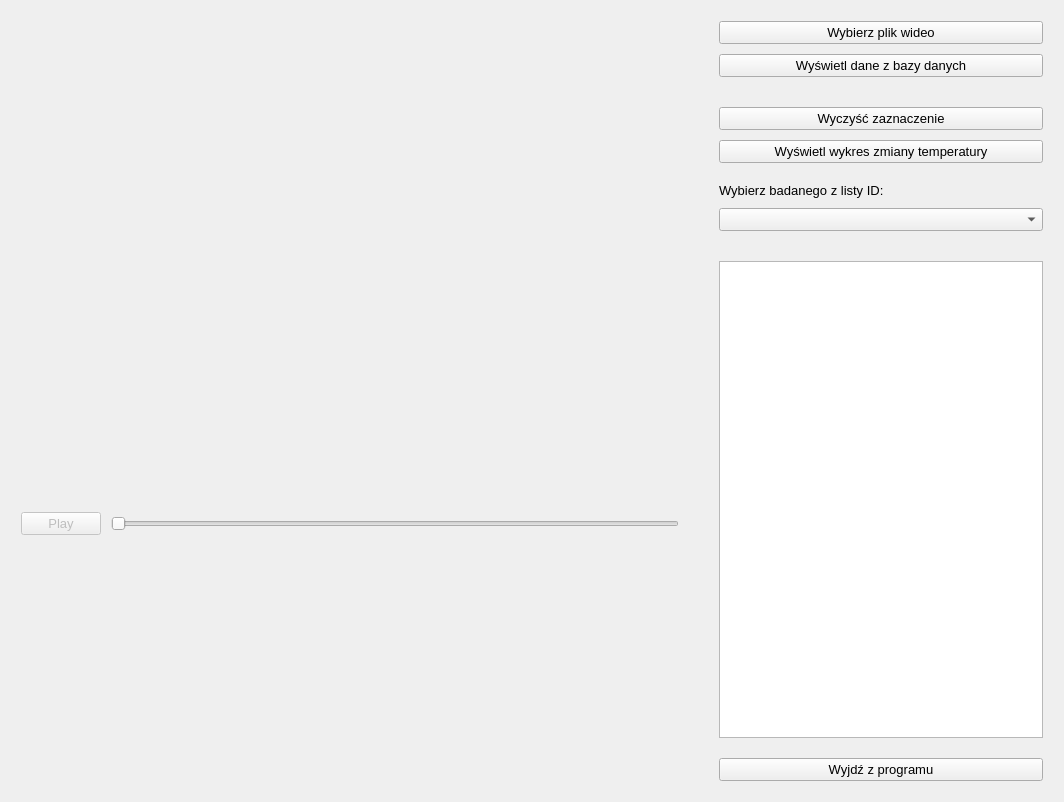
Landerer/Program-wspomagajacy-analize-nagran-termograficznych, file interface.ui: the form before one commit.
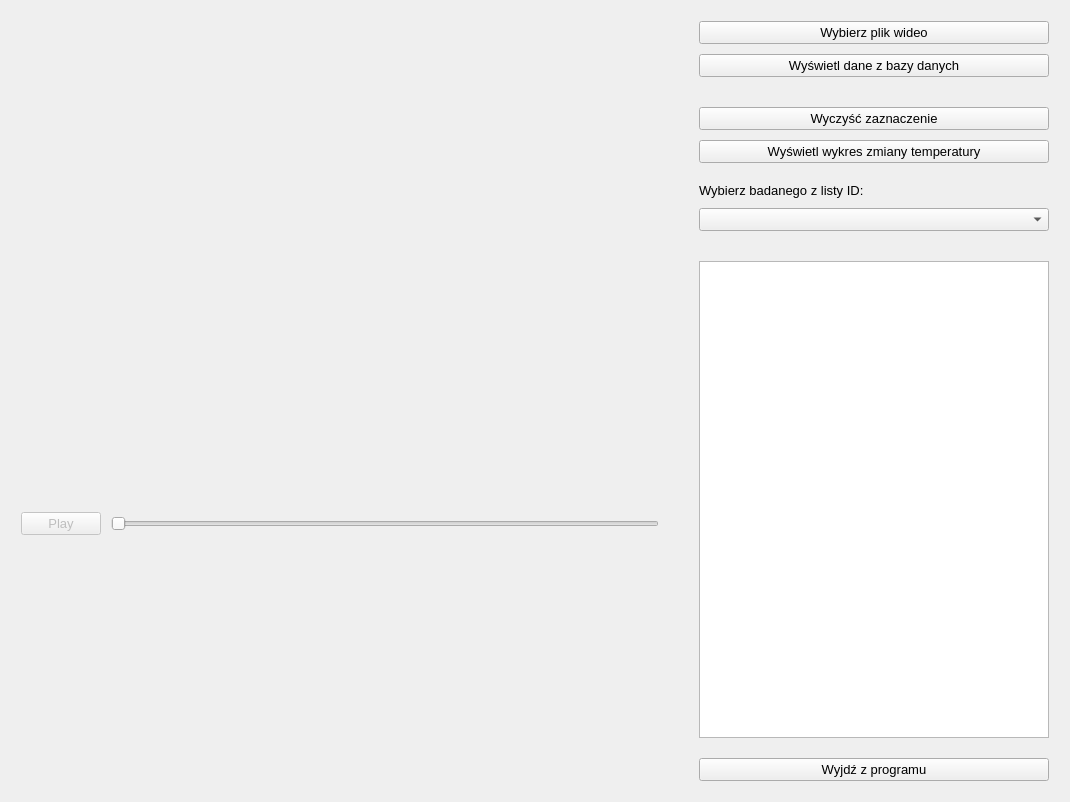
The form after the commit.

Commit message: Usunięcie graphics view

Patch:
```diff
--- a/interface.ui
+++ b/interface.ui
@@ -9,7 +9,7 @@
    <rect>
     <x>0</x>
     <y>0</y>
-    <width>1064</width>
+    <width>1070</width>
     <height>802</height>
    </rect>
   </property>
@@ -21,7 +21,7 @@
   <property name="windowTitle">
    <string>Oprogramowanie wspomagające diagnozę objawu Raynauda</string>
   </property>
-  <layout class="QHBoxLayout" name="mainLayout" stretch="2,1">
+  <layout class="QHBoxLayout" name="mainLayout" stretch="2,0">
    <property name="spacing">
     <number>10</number>
    </property>
@@ -237,9 +237,18 @@
        <property name="enabled">
         <bool>true</bool>
        </property>
+       <property name="minimumSize">
+        <size>
+         <width>350</width>
+         <height>0</height>
+        </size>
+       </property>
        <property name="lineWrapMode">
         <enum>QTextEdit::NoWrap</enum>
        </property>
+       <property name="readOnly">
+        <bool>true</bool>
+       </property>
       </widget>
      </item>
      <item>
```
Left out of the diff: 2 changed lines with no effect on the pictures. The commit also changes 2 other files.
